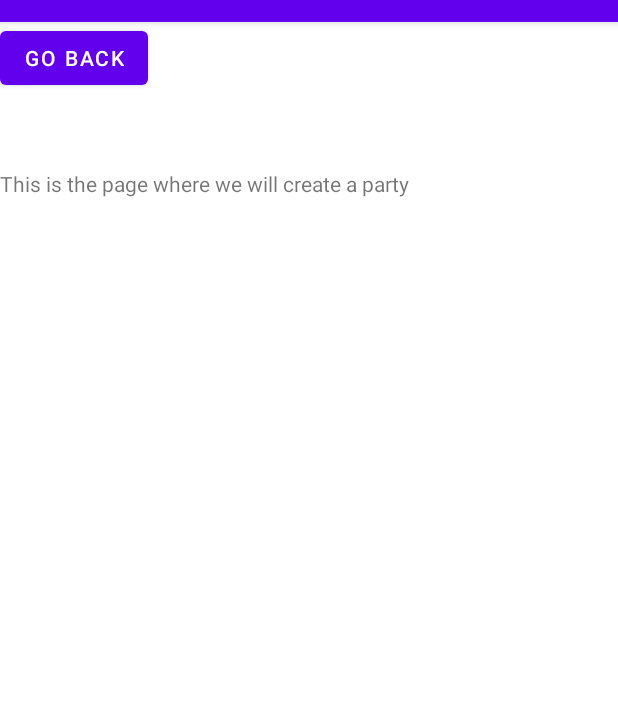
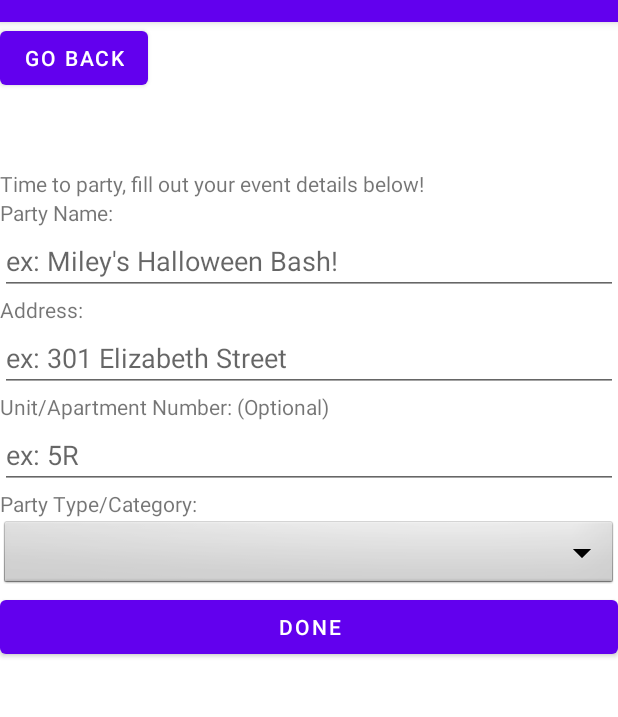
Before and after one commit to vsharma8363/1999, an Android app: the fragment CreateParty placed in its activity, on a phone screen of 412 x 824 dp, the part 62-779 px from its top. Run offline under Robolectric (Android 15) with nearby library versions, the phone set to English and light mode, and no system bars; our stand-ins replace Firebase (no records; nobody signed in at launch, a user with empty details on screens opened directly).

```diff
--- a/Android/app/build.gradle
+++ b/Android/app/build.gradle
@@ -34,6 +34,7 @@ dependencies {
     implementation platform('com.google.firebase:firebase-bom:28.4.2')
     implementation 'net.rimoto:intlphoneinput:1.0.1'
     implementation 'com.firebase:geofire-android-common:3.1.0'
+    implementation 'com.google.android.libraries.places:places:2.5.0'
     implementation 'com.google.firebase:firebase-analytics'
     implementation 'com.google.firebase:firebase-auth'
     implementation 'com.google.firebase:firebase-firestore'
--- a/Android/app/src/main/java/com/party/technologies/nineteen_ninety_nine/ui/pages/CreateParty.java
+++ b/Android/app/src/main/java/com/party/technologies/nineteen_ninety_nine/ui/pages/CreateParty.java
@@ -1,14 +1,27 @@
 package com.party.technologies.nineteen_ninety_nine.ui.pages;
+
+import static android.content.ContentValues.TAG;
 
 import android.os.Bundle;
 
+import androidx.annotation.NonNull;
 import androidx.fragment.app.Fragment;
 
+import android.util.Log;
 import android.view.LayoutInflater;
 import android.view.View;
 import android.view.ViewGroup;
+import android.widget.ArrayAdapter;
+import android.widget.Spinner;
+import android.widget.SpinnerAdapter;
 
+import com.google.android.gms.common.api.Status;
+import com.google.android.libraries.places.api.model.Place;
+import com.google.android.libraries.places.widget.AutocompleteSupportFragment;
+import com.google.android.libraries.places.widget.listener.PlaceSelectionListener;
 import com.party.technologies.nineteen_ninety_nine.R;
+
+import java.util.Arrays;
 
 /**
  * A simple {@link Fragment} subclass.
@@ -35,6 +48,11 @@ public class CreateParty extends Fragment {
     public View onCreateView(LayoutInflater inflater, ViewGroup container,
                              Bundle savedInstanceState) {
         // Inflate the layout for this fragment
-        return inflater.inflate(R.layout.fragment_create_edit_party, container, false);
+        View view = inflater.inflate(R.layout.fragment_create_edit_party, container, false);
+        //get the spinner from the xml.
+        Spinner dropdown = view.findViewById(R.id.party_type);
+        //create a list of items for the spinner.
+        String[] items = new String[]{"Kickback", "House Party", "Video Games", "TBD..."};
+        return view;
     }
 }
--- a/Android/app/src/main/res/layout/fragment_create_edit_party.xml
+++ b/Android/app/src/main/res/layout/fragment_create_edit_party.xml
@@ -9,12 +9,71 @@
     <LinearLayout
         android:layout_width="match_parent"
         android:layout_height="match_parent"
+        android:gravity="center|top"
         android:orientation="vertical">
 
+
         <TextView
-            android:layout_width="wrap_content"
+            android:layout_width="match_parent"
             android:layout_height="wrap_content"
-            android:text="This is the page where we will create a party" />
+            android:text="Time to party, fill out your event details below!" />
+
+        <TextView
+            android:layout_width="match_parent"
+            android:layout_height="wrap_content"
+            android:text="Party Name:" />
+
+        <EditText
+            android:id="@+id/party_name"
+            android:layout_width="match_parent"
+            android:layout_height="wrap_content"
+            android:ems="10"
+            android:inputType="textPersonName"
+            android:hint="ex: Miley's Halloween Bash!" />
+
+        <TextView
+            android:layout_width="match_parent"
+            android:layout_height="wrap_content"
+            android:text="Address:" />
+
+        <EditText
+            android:id="@+id/party_address"
+            android:layout_width="match_parent"
+            android:layout_height="wrap_content"
+            android:ems="10"
+            android:inputType="textPostalAddress"
+            android:hint="ex: 301 Elizabeth Street" />
+
+        <TextView
+            android:layout_width="match_parent"
+            android:layout_height="wrap_content"
+            android:text="Unit/Apartment Number: (Optional)" />
+
+        <EditText
+            android:id="@+id/suite_unit"
+            android:layout_width="match_parent"
+            android:layout_height="wrap_content"
+            android:ems="10"
+            android:inputType="text"
+            android:hint="ex: 5R" />
+
+        <TextView
+            android:layout_width="match_parent"
+            android:layout_height="wrap_content"
+            android:text="Party Type/Category:" />
+
+        <Spinner
+            android:id="@+id/party_type"
+            android:layout_width="match_parent"
+            android:layout_height="wrap_content"
+            android:background="@android:drawable/btn_dropdown"
+            android:spinnerMode="dropdown"/>
+
+        <Button
+            android:id="@+id/button"
+            android:layout_width="match_parent"
+            android:layout_height="wrap_content"
+            android:text="Done" />
 
 
     </LinearLayout>
```
Also changed, not shown: Android/app/src/main/java/com/party/technologies/nineteen_ninety_nine/ui/Home.java (+35 -4 lines), Android/app/src/main/res/drawable/test_party_icon.png (added).
